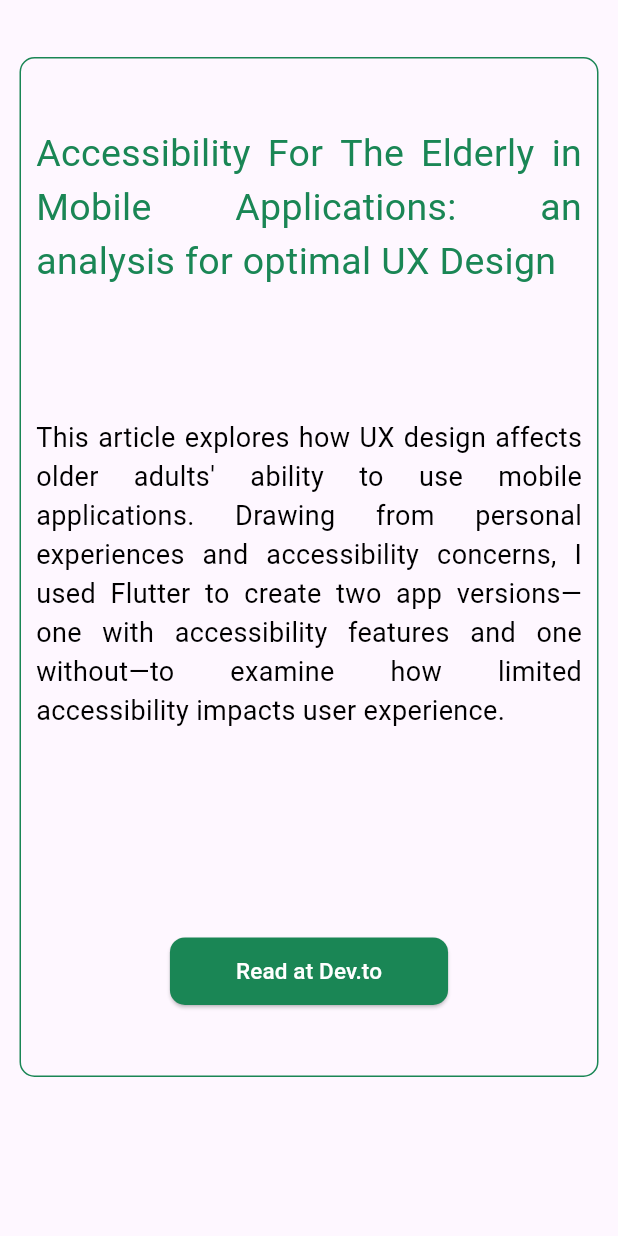
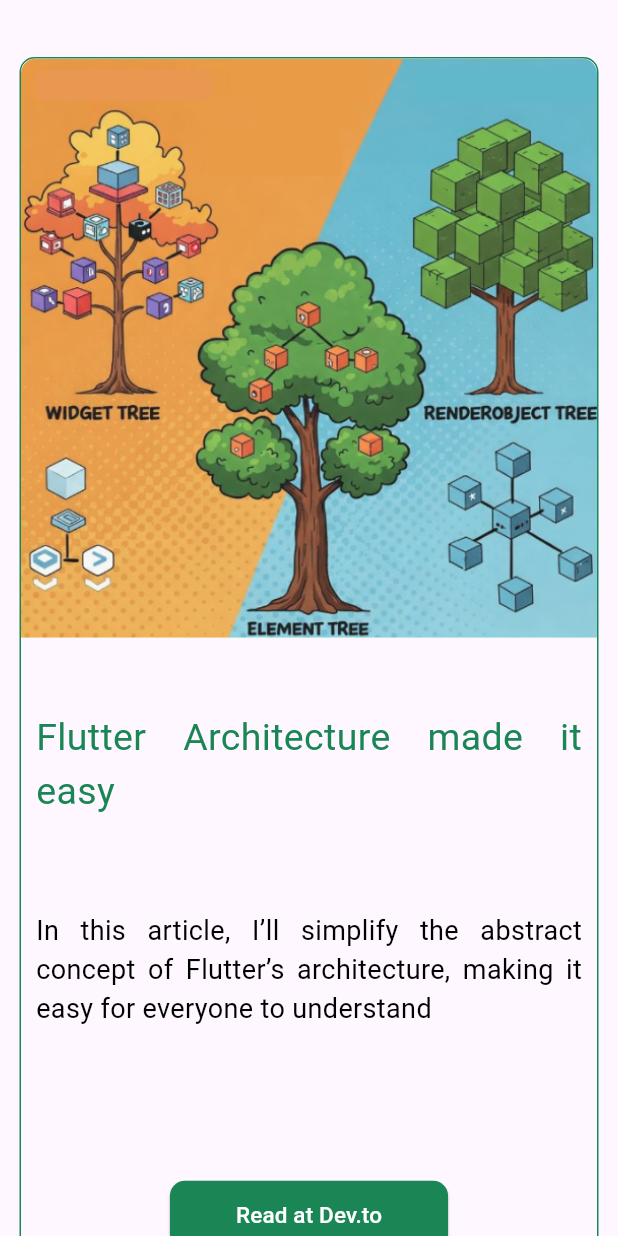
Before and after one commit to Azurba2/siteFlutter, a Flutter app: the Articles widget shown alone on an empty page, opened directly with empty values, on a phone screen of 412 x 824 dp. Run offline on Flutter 3.47's test engine with Material 3 defaults, Android fonts, the phone set to English and light mode, and no system bars; our stand-ins replace flutter_svg, timeline_tile.

Commit message:
adiciona flutter architecture article

```diff
--- a/joaoSiteFlutter/lib/Articles/articles.dart
+++ b/joaoSiteFlutter/lib/Articles/articles.dart
@@ -19,13 +19,23 @@ class Articles extends StatelessWidget {
             spacing: 20,
             children: [
               SharedCard(
+                  title: "Flutter Architecture made it easy",
+                  summary:
+                      "In this article, I’ll simplify the abstract concept of Flutter’s architecture, making it easy for everyone to understand",
+                  height: 830,
+                  width: 400,
+                  button: "Read at Dev.to",
+                  image: "assets/images/flutterTree.PNG",
+                  onPressed: () => _launchURL("", context)),
+              SharedCard(
                   title:
                       "Accessibility For The Elderly in Mobile Applications: an analysis for optimal UX Design",
                   summary:
                       "This article explores how UX design affects older adults' ability to use mobile applications. Drawing from personal experiences and accessibility concerns, I used Flutter to create two app versions—one with accessibility features and one without—to examine how limited accessibility impacts user experience.",
-                  height: platform != ScreenSizeEnum.browser ? 680 : 520,
+                  height: 830,
                   width: 400,
                   button: "Read at Dev.to",
+                  image: "assets/images/accessibility.PNG",
                   onPressed: () => _launchURL(
                       "https://dev.to/joo_pimenta_29a8b0e8bb42/accessibility-for-the-elderly-in-mobile-applications-an-analysis-for-optimal-ux-design-550h",
                       context)),
--- a/joaoSiteFlutter/lib/shared/sharedCard.dart
+++ b/joaoSiteFlutter/lib/shared/sharedCard.dart
@@ -25,8 +25,8 @@ class SharedCard extends StatelessWidget {
   final bool? store;
   final bool? kiosk;
 
-  const SharedCard(
-      {Key? key,
+  const SharedCard({
+    Key? key,
     required this.title,
     required this.summary,
     required this.height,
@@ -40,8 +40,8 @@ class SharedCard extends StatelessWidget {
     this.onPressed,
     this.award,
     this.store,
-      this.kiosk})
-      : super(key: key);
+    this.kiosk,
+  }) : super(key: key);
 
   @override
   Widget build(BuildContext context) {
@@ -66,9 +66,11 @@ class SharedCard extends StatelessWidget {
                       topLeft: Radius.circular(10),
                       topRight: Radius.circular(10),
                     ),
+                    child: SizedBox(
                       child: Image.asset(
                         image!,
                         fit: BoxFit.fitWidth,
+                      ),
                     ),
                   ),
                   const SizedBox(height: 15),
--- a/joaoSiteFlutter/pubspec.yaml
+++ b/joaoSiteFlutter/pubspec.yaml
@@ -97,6 +97,9 @@ flutter:
     - assets/images/microsoftGet.png
     - assets/images/Flag_of_the_United_States.png
     - assets/images/Flag_of_Brazil.png
+    - assets/images/accessibility.PNG
+    - assets/images/flutterTree.PNG
+    - assets/images/flutterRobot.PNG
 
   # An image asset can refer to one or more resolution-specific "variants", see
   # https://flutter.dev/assets-and-images/#resolution-aware
```
Also changed, not shown: joaoSiteFlutter/assets/images/accessibility.PNG (added), joaoSiteFlutter/assets/images/flutterRobot.PNG (added), joaoSiteFlutter/assets/images/flutterTree.PNG (added). Lines whose indentation alone changed are shown as unchanged.
